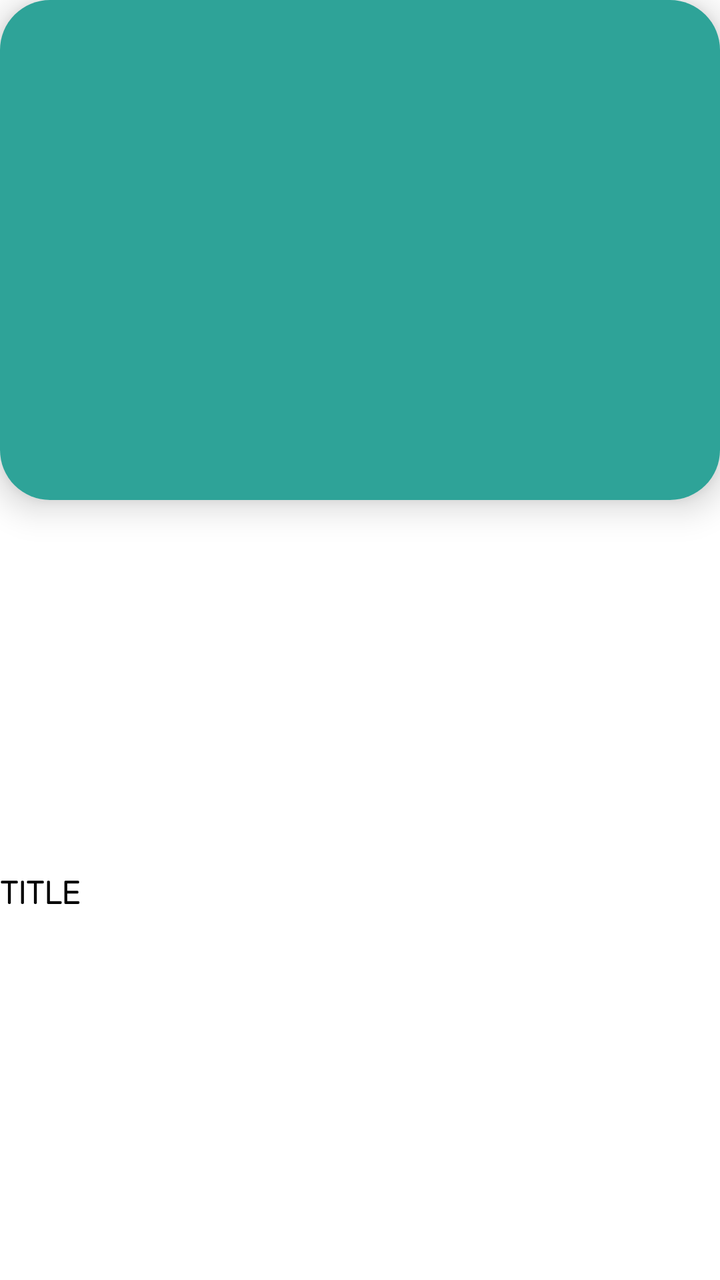
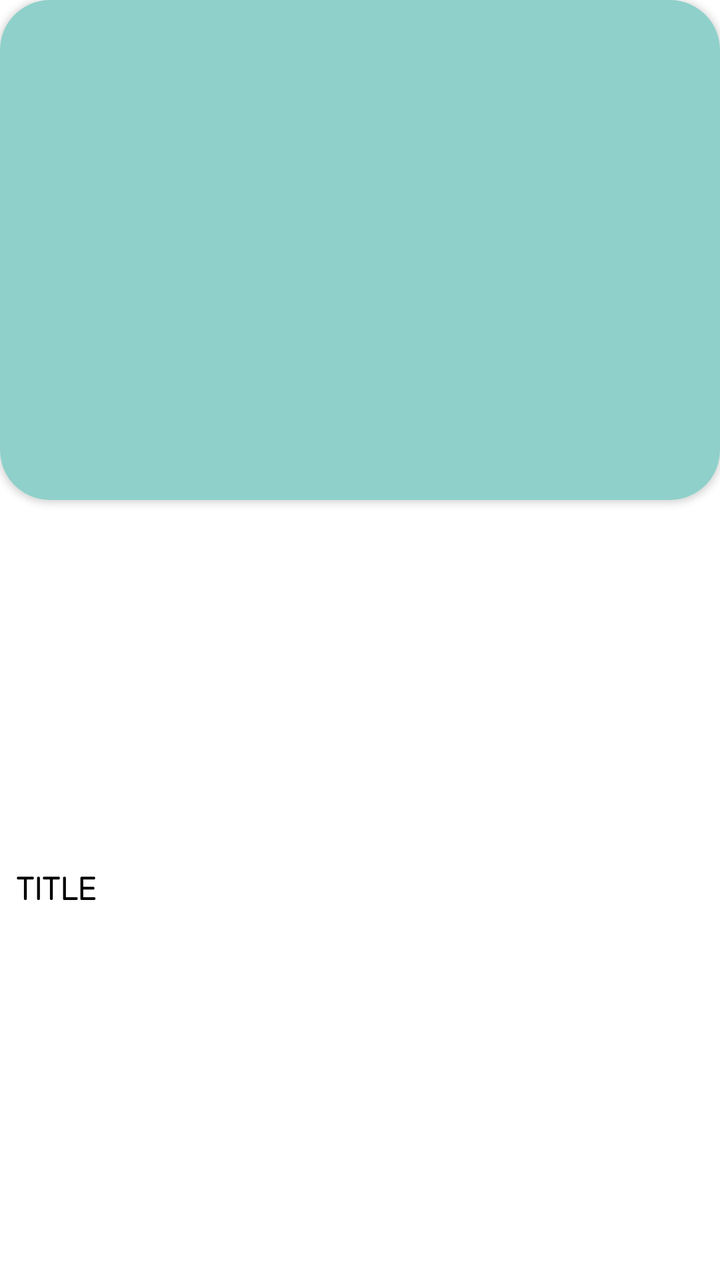

Screens rendered from an Android XML layout before and after an edit, with the pre-edit source and the edit as a unified diff.
<!-- AndroidManifest.xml: application theme AppTheme -->
<!-- res/layout/listitems.xml -->
<?xml version="1.0" encoding="utf-8"?>
<androidx.constraintlayout.widget.ConstraintLayout xmlns:android="http://schemas.android.com/apk/res/android"
    xmlns:app="http://schemas.android.com/apk/res-auto"
    android:layout_width="match_parent"
    android:layout_height="wrap_content"
    android:layout_marginLeft="15dp"
    android:layout_marginTop="20dp"
    android:layout_marginRight="15dp"
    android:background="#FFFFFF">

    <androidx.cardview.widget.CardView
        android:id="@+id/cardView"
        android:layout_width="0dp"
        android:layout_height="250dp"
        app:cardCornerRadius="25dp"
        android:layout_marginBottom="16dp"
        android:background="@color/colorPrimaryDark"
        app:cardElevation="10dp"
        app:layout_constraintEnd_toEndOf="parent"
        app:layout_constraintStart_toStartOf="parent"
        app:layout_constraintTop_toTopOf="parent">

        <ImageView
            android:id="@+id/imageViewThumbnail"
            android:layout_width="match_parent"
            android:layout_height="match_parent"
            android:background="#2EA398"
            android:contentDescription="ThumbImage"
            android:scaleType="fitXY" />
    </androidx.cardview.widget.CardView>

    <TextView
        android:id="@+id/textViewTitle"
        android:layout_width="0dp"
        android:layout_height="wrap_content"
        android:layout_gravity="bottom"
        android:layout_marginTop="8dp"
        android:paddingBottom="5dp"
        android:text="TITLE"
        android:textColor="@android:color/black"
        android:textSize="16sp"
        android:fontFamily="@font/rubik"
        android:textStyle="bold"
        app:layout_constraintBottom_toBottomOf="parent"
        app:layout_constraintEnd_toEndOf="@id/cardView"
        app:layout_constraintStart_toStartOf="@id/cardView"
        app:layout_constraintTop_toBottomOf="@id/cardView"
        android:background="@android:color/white"/>
</androidx.constraintlayout.widget.ConstraintLayout>
<!-- resources referenced by this layout -->
<resources>
  <color name="colorPrimaryDark">#3700B3</color>
  <style name="AppTheme" parent="Theme.AppCompat.Light.NoActionBar">
          
          <item name="colorPrimary">#6200EE</item>
          <item name="colorPrimaryDark">#3700B3</item>
          <item name="colorAccent">@color/colorAccent</item>
      </style>
  <color name="colorAccent">#03DAC5</color>
</resources>

<!-- the commit's change to res/layout/listitems.xml (unified diff, before → after) -->
@@ -3,9 +3,9 @@
     xmlns:app="http://schemas.android.com/apk/res-auto"
     android:layout_width="match_parent"
     android:layout_height="wrap_content"
-    android:layout_marginLeft="15dp"
-    android:layout_marginTop="20dp"
-    android:layout_marginRight="15dp"
+    android:layout_marginLeft="16dp"
+    android:layout_marginTop="16dp"
+    android:layout_marginRight="16dp"
     android:background="#FFFFFF">
 
     <androidx.cardview.widget.CardView
@@ -15,7 +15,6 @@
         app:cardCornerRadius="25dp"
         android:layout_marginBottom="16dp"
         android:background="@color/colorPrimaryDark"
-        app:cardElevation="10dp"
         app:layout_constraintEnd_toEndOf="parent"
         app:layout_constraintStart_toStartOf="parent"
         app:layout_constraintTop_toTopOf="parent">
@@ -24,7 +23,7 @@
             android:id="@+id/imageViewThumbnail"
             android:layout_width="match_parent"
             android:layout_height="match_parent"
-            android:background="#2EA398"
+            android:background="#8FD0CA"
             android:contentDescription="ThumbImage"
             android:scaleType="fitXY" />
     </androidx.cardview.widget.CardView>
@@ -34,16 +33,18 @@
         android:layout_width="0dp"
         android:layout_height="wrap_content"
         android:layout_gravity="bottom"
-        android:layout_marginTop="8dp"
+        android:layout_marginStart="8dp"
+        android:layout_marginTop="4dp"
+        android:layout_marginEnd="8dp"
+        android:background="@android:color/white"
+        android:fontFamily="@font/rubik"
         android:paddingBottom="5dp"
         android:text="TITLE"
         android:textColor="@android:color/black"
         android:textSize="16sp"
-        android:fontFamily="@font/rubik"
         android:textStyle="bold"
         app:layout_constraintBottom_toBottomOf="parent"
         app:layout_constraintEnd_toEndOf="@id/cardView"
         app:layout_constraintStart_toStartOf="@id/cardView"
-        app:layout_constraintTop_toBottomOf="@id/cardView"
-        android:background="@android:color/white"/>
+        app:layout_constraintTop_toBottomOf="@id/cardView" />
 </androidx.constraintlayout.widget.ConstraintLayout>
